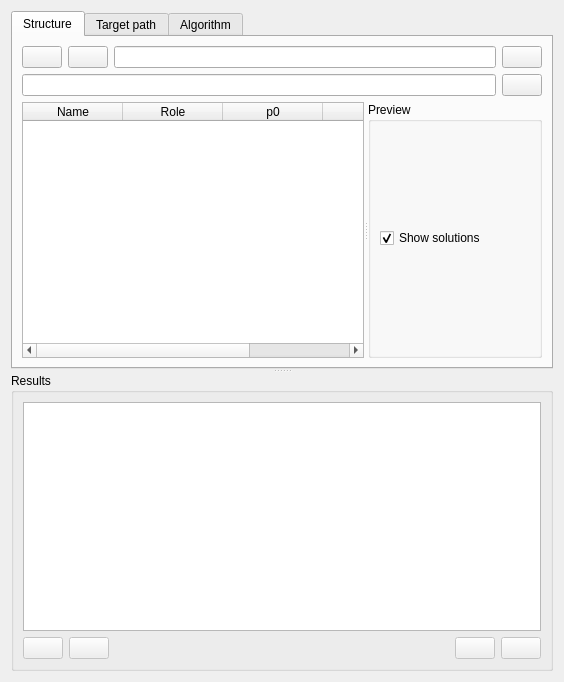
First picture: the form in pyslvs_ui/synthesis/dimensional_synthesis/dimension_widget.ui, repository KmolYuan/Pyslvs-UI, before the edit.
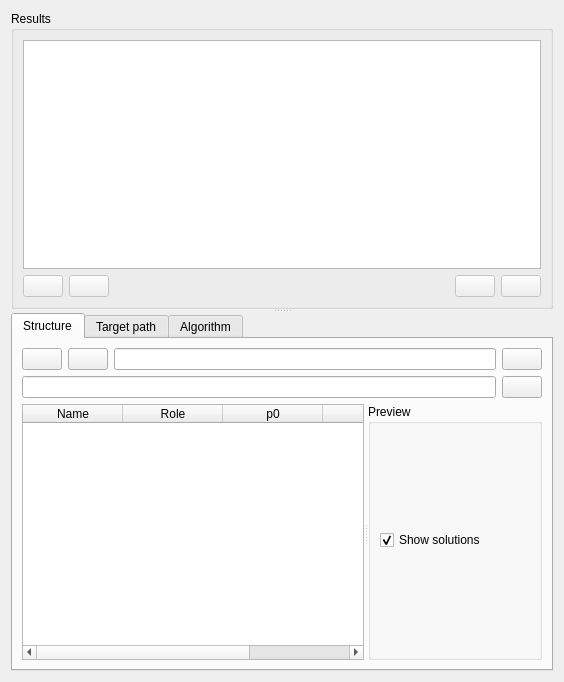
Second picture: the form after the edit. Icons and pictures are not drawn.

```diff
--- a/pyslvs_ui/synthesis/dimensional_synthesis/dimension_widget.ui
+++ b/pyslvs_ui/synthesis/dimensional_synthesis/dimension_widget.ui
@@ -20,6 +20,97 @@
      <property name="orientation">
       <enum>Qt::Vertical</enum>
      </property>
+     <widget class="QGroupBox" name="verticalGroupBox">
+      <property name="title">
+       <string>Results</string>
+      </property>
+      <layout class="QHBoxLayout" name="horizontalLayout_6">
+       <item>
+        <layout class="QVBoxLayout" name="verticalLayout_13">
+         <item>
+          <widget class="QListWidget" name="result_list">
+           <property name="verticalScrollBarPolicy">
+            <enum>Qt::ScrollBarAsNeeded</enum>
+           </property>
+           <property name="horizontalScrollBarPolicy">
+            <enum>Qt::ScrollBarAlwaysOff</enum>
+           </property>
+          </widget>
+         </item>
+         <item>
+          <layout class="QHBoxLayout" name="horizontalLayout_10">
+           <item>
+            <widget class="QPushButton" name="result_load_settings">
+             <property name="enabled">
+              <bool>false</bool>
+             </property>
+             <property name="statusTip">
+              <string>Load the setting of this result.</string>
+             </property>
+             <property name="icon">
+              <iconset resource="../../icons.qrc">
+               <normaloff>:/icons/data_update.png</normaloff>:/icons/data_update.png</iconset>
+             </property>
+            </widget>
+           </item>
+           <item>
+            <widget class="QPushButton" name="result_clipboard">
+             <property name="enabled">
+              <bool>false</bool>
+             </property>
+             <property name="icon">
+              <iconset resource="../../icons.qrc">
+               <normaloff>:/icons/copy.png</normaloff>:/icons/copy.png</iconset>
+             </property>
+            </widget>
+           </item>
+           <item>
+            <spacer name="horizontalSpacer">
+             <property name="orientation">
+              <enum>Qt::Horizontal</enum>
+             </property>
+             <property name="sizeHint" stdset="0">
+              <size>
+               <width>40</width>
+               <height>20</height>
+              </size>
+             </property>
+            </spacer>
+           </item>
+           <item>
+            <widget class="QPushButton" name="delete_button">
+             <property name="enabled">
+              <bool>false</bool>
+             </property>
+             <property name="statusTip">
+              <string>Delete this result.</string>
+             </property>
+             <property name="icon">
+              <iconset resource="../../icons.qrc">
+               <normaloff>:/icons/delete.png</normaloff>:/icons/delete.png</iconset>
+             </property>
+            </widget>
+           </item>
+           <item>
+            <widget class="QPushButton" name="merge_button">
+             <property name="enabled">
+              <bool>false</bool>
+             </property>
+             <property name="statusTip">
+              <string>Merge this result to canvas.</string>
+             </property>
+             <property name="icon">
+              <iconset resource="../../icons.qrc">
+               <normaloff>:/icons/merge.png</normaloff>:/icons/merge.png</iconset>
+             </property>
+            </widget>
+           </item>
+          </layout>
+         </item>
+        </layout>
+       </item>
+      </layout>
+     </widget>
      <widget class="QTabWidget" name="options_tab">
       <property name="currentIndex">
        <number>0</number>
@@ -588,97 +679,6 @@
        </layout>
       </widget>
      </widget>
-     <widget class="QGroupBox" name="verticalGroupBox">
-      <property name="title">
-       <string>Results</string>
-      </property>
-      <layout class="QHBoxLayout" name="horizontalLayout_6">
-       <item>
-        <layout class="QVBoxLayout" name="verticalLayout_13">
-         <item>
-          <widget class="QListWidget" name="result_list">
-           <property name="verticalScrollBarPolicy">
-            <enum>Qt::ScrollBarAsNeeded</enum>
-           </property>
-           <property name="horizontalScrollBarPolicy">
-            <enum>Qt::ScrollBarAlwaysOff</enum>
-           </property>
-          </widget>
-         </item>
-         <item>
-          <layout class="QHBoxLayout" name="horizontalLayout_10">
-           <item>
-            <widget class="QPushButton" name="result_load_settings">
-             <property name="enabled">
-              <bool>false</bool>
-             </property>
-             <property name="statusTip">
-              <string>Load the setting of this result.</string>
-             </property>
-             <property name="icon">
-              <iconset resource="../../icons.qrc">
-               <normaloff>:/icons/data_update.png</normaloff>:/icons/data_update.png</iconset>
-             </property>
-            </widget>
-           </item>
-           <item>
-            <widget class="QPushButton" name="result_clipboard">
-             <property name="enabled">
-              <bool>false</bool>
-             </property>
-             <property name="icon">
-              <iconset resource="../../icons.qrc">
-               <normaloff>:/icons/copy.png</normaloff>:/icons/copy.png</iconset>
-             </property>
-            </widget>
-           </item>
-           <item>
-            <spacer name="horizontalSpacer">
-             <property name="orientation">
-              <enum>Qt::Horizontal</enum>
-             </property>
-             <property name="sizeHint" stdset="0">
-              <size>
-               <width>40</width>
-               <height>20</height>
-              </size>
-             </property>
-            </spacer>
-           </item>
-           <item>
-            <widget class="QPushButton" name="delete_button">
-             <property name="enabled">
-              <bool>false</bool>
-             </property>
-             <property name="statusTip">
-              <string>Delete this result.</string>
-             </property>
-             <property name="icon">
-              <iconset resource="../../icons.qrc">
-               <normaloff>:/icons/delete.png</normaloff>:/icons/delete.png</iconset>
-             </property>
-            </widget>
-           </item>
-           <item>
-            <widget class="QPushButton" name="merge_button">
-             <property name="enabled">
-              <bool>false</bool>
-             </property>
-             <property name="statusTip">
-              <string>Merge this result to canvas.</string>
-             </property>
-             <property name="icon">
-              <iconset resource="../../icons.qrc">
-               <normaloff>:/icons/merge.png</normaloff>:/icons/merge.png</iconset>
-             </property>
-            </widget>
-           </item>
-          </layout>
-         </item>
-        </layout>
-       </item>
-      </layout>
-     </widget>
     </widget>
    </item>
   </layout>
```
